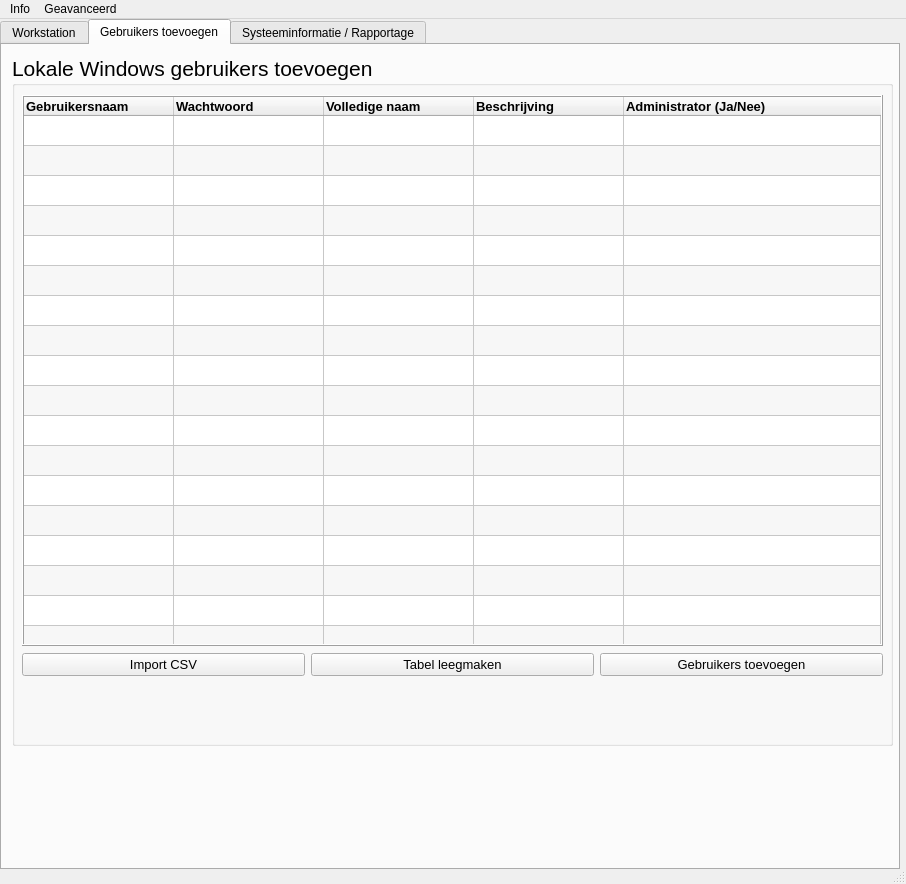
Old version of the form src/resources/ui/main_window.ui in the repository jebr/windows-deployment-tool.
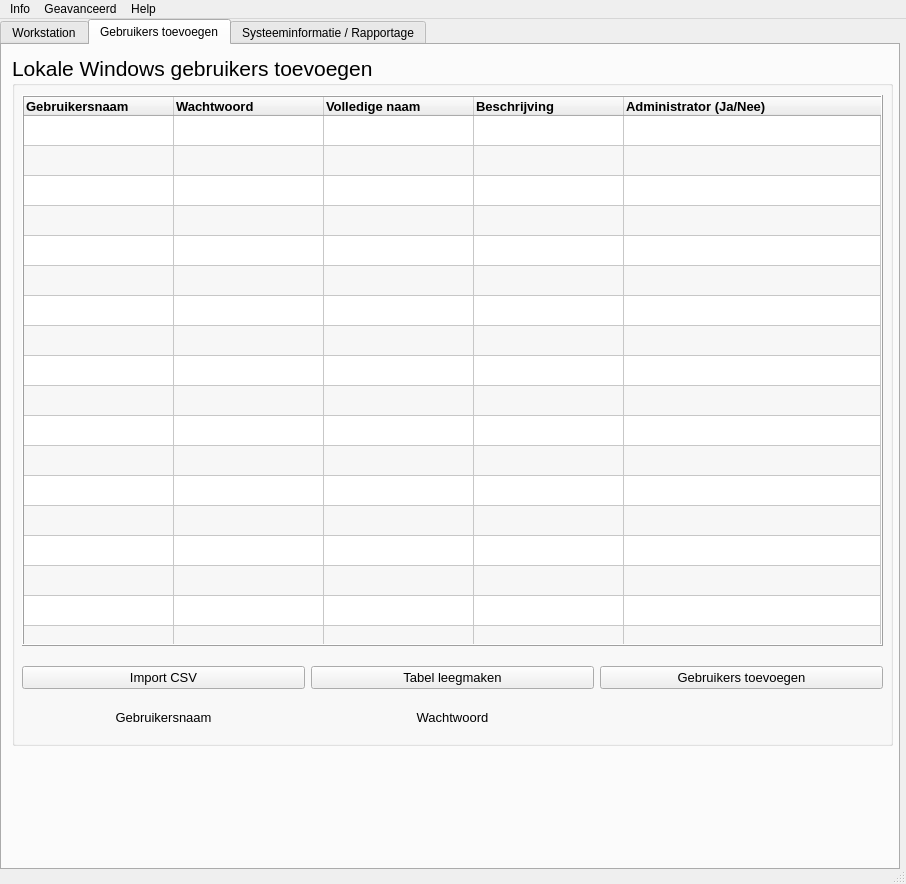
New version of the form. The open tabs and pages were chosen to show the change. Icons and pictures are not drawn.

Commit message: [New] password check

Patch:
```diff
--- a/src/resources/ui/main_window.ui
+++ b/src/resources/ui/main_window.ui
@@ -1479,12 +1479,30 @@
        <property name="geometry">
         <rect>
          <x>10</x>
-         <y>570</y>
+         <y>600</y>
          <width>861</width>
-         <height>80</height>
+         <height>86</height>
         </rect>
        </property>
        <layout class="QGridLayout" name="gridLayout_10">
+        <item row="2" column="1">
+         <widget class="QPushButton" name="pushButton_info_password">
+          <property name="font">
+           <font>
+            <pointsize>10</pointsize>
+           </font>
+          </property>
+          <property name="focusPolicy">
+           <enum>Qt::NoFocus</enum>
+          </property>
+          <property name="text">
+           <string>Wachtwoord</string>
+          </property>
+          <property name="flat">
+           <bool>true</bool>
+          </property>
+         </widget>
+        </item>
         <item row="0" column="0">
          <widget class="QPushButton" name="pushButton_import_csv">
           <property name="font">
@@ -1524,6 +1542,27 @@
           </property>
          </widget>
         </item>
+        <item row="2" column="0">
+         <widget class="QPushButton" name="pushButton_info_username">
+          <property name="font">
+           <font>
+            <pointsize>10</pointsize>
+           </font>
+          </property>
+          <property name="focusPolicy">
+           <enum>Qt::NoFocus</enum>
+          </property>
+          <property name="text">
+           <string>Gebruikersnaam</string>
+          </property>
+          <property name="checkable">
+           <bool>false</bool>
+          </property>
+          <property name="flat">
+           <bool>true</bool>
+          </property>
+         </widget>
+        </item>
        </layout>
       </widget>
      </widget>
@@ -2977,8 +3016,15 @@
     <addaction name="actionLicence"/>
     <addaction name="actionVersion"/>
    </widget>
+   <widget class="QMenu" name="menuHelp_2">
+    <property name="title">
+     <string>Help</string>
+    </property>
+    <addaction name="actionRead_The_Docs"/>
+   </widget>
    <addaction name="menuHelp"/>
    <addaction name="menuFile"/>
+   <addaction name="menuHelp_2"/>
   </widget>
   <widget class="QStatusBar" name="statusbar">
    <property name="enabled">
```
Left out of the diff: 32 changed lines with no effect on the pictures. The commit also changes 6 other files.
